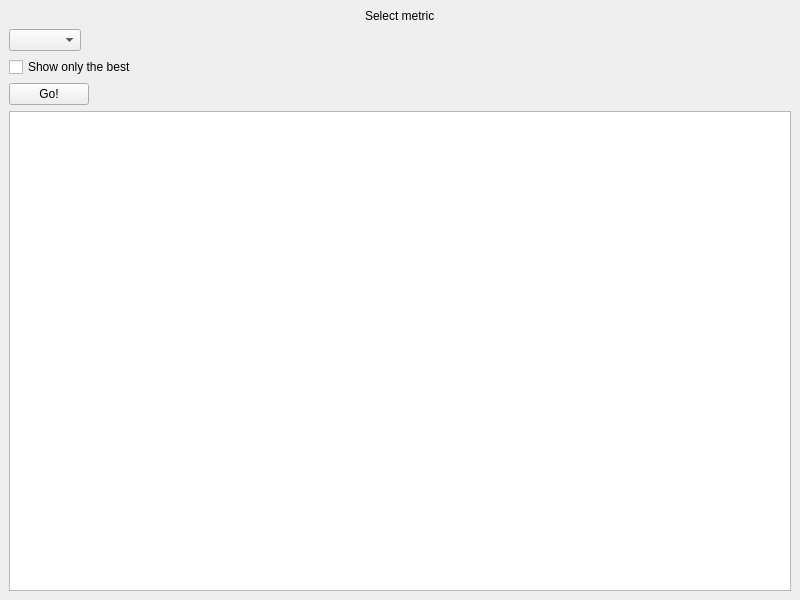
First picture: the form in gui_app/model_selection_design.ui, repository romagolchin/ml, before the edit.
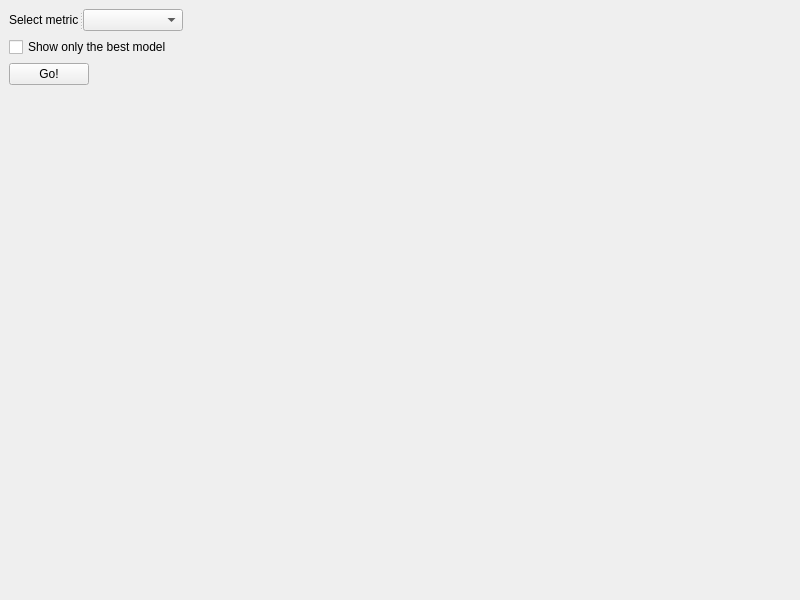
Second picture: the form after the edit.

What changed in the file:
```diff
--- a/gui_app/model_selection_design.ui
+++ b/gui_app/model_selection_design.ui
@@ -20,75 +20,50 @@
    <string>MainWindow</string>
   </property>
   <widget class="QWidget" name="centralwidget">
-   <layout class="QVBoxLayout" name="verticalLayout_3">
+   <property name="minimumSize">
+    <size>
+     <width>800</width>
+     <height>0</height>
+    </size>
+   </property>
+   <layout class="QVBoxLayout" name="verticalLayout">
     <item>
-     <layout class="QHBoxLayout" name="horizontalLayout">
-      <item>
+     <layout class="QFormLayout" name="formLayout">
+      <item row="0" column="0">
+       <widget class="QSplitter" name="splitter">
+        <property name="orientation">
+         <enum>Qt::Horizontal</enum>
+        </property>
        <widget class="QLabel" name="label">
-        <property name="sizePolicy">
-         <sizepolicy hsizetype="Fixed" vsizetype="Preferred">
-          <horstretch>0</horstretch>
-          <verstretch>0</verstretch>
-         </sizepolicy>
-        </property>
         <property name="text">
          <string>Select metric</string>
         </property>
-        <property name="alignment">
-         <set>Qt::AlignLeading|Qt::AlignLeft|Qt::AlignVCenter</set>
-        </property>
-       </widget>
-      </item>
-     </layout>
-    </item>
-    <item>
+        </widget>
      <widget class="QComboBox" name="selectMetric">
-      <property name="sizePolicy">
-       <sizepolicy hsizetype="Fixed" vsizetype="Preferred">
-        <horstretch>0</horstretch>
-        <verstretch>0</verstretch>
-       </sizepolicy>
-      </property>
-     </widget>
-    </item>
-    <item>
+         <property name="minimumSize">
+          <size>
+           <width>100</width>
+           <height>10</height>
+          </size>
+         </property>
+        </widget>
+       </widget>
+      </item>
+      <item row="1" column="0">
      <widget class="QCheckBox" name="checkShowOnlyBest">
-      <property name="sizePolicy">
-       <sizepolicy hsizetype="Fixed" vsizetype="Fixed">
-        <horstretch>0</horstretch>
-        <verstretch>0</verstretch>
-       </sizepolicy>
-      </property>
       <property name="text">
-       <string>Show only the best</string>
+         <string>Show only the best model</string>
       </property>
      </widget>
     </item>
-    <item>
+      <item row="2" column="0">
      <widget class="QPushButton" name="btnGo">
-      <property name="sizePolicy">
-       <sizepolicy hsizetype="Fixed" vsizetype="Fixed">
-        <horstretch>0</horstretch>
-        <verstretch>0</verstretch>
-       </sizepolicy>
-      </property>
       <property name="text">
        <string>Go!</string>
       </property>
      </widget>
     </item>
-    <item>
-     <widget class="QTextBrowser" name="textBrowser">
-      <property name="sizePolicy">
-       <sizepolicy hsizetype="Expanding" vsizetype="Expanding">
-        <horstretch>16</horstretch>
-        <verstretch>0</verstretch>
-       </sizepolicy>
-      </property>
-      <property name="readOnly">
-       <bool>false</bool>
-      </property>
-     </widget>
+     </layout>
     </item>
    </layout>
   </widget>
```
Lines whose indentation alone changed are shown as unchanged.
